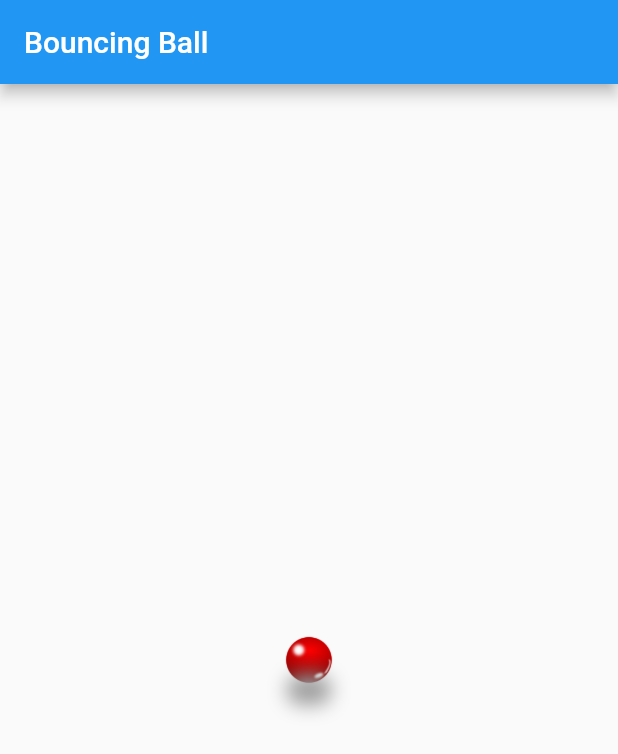
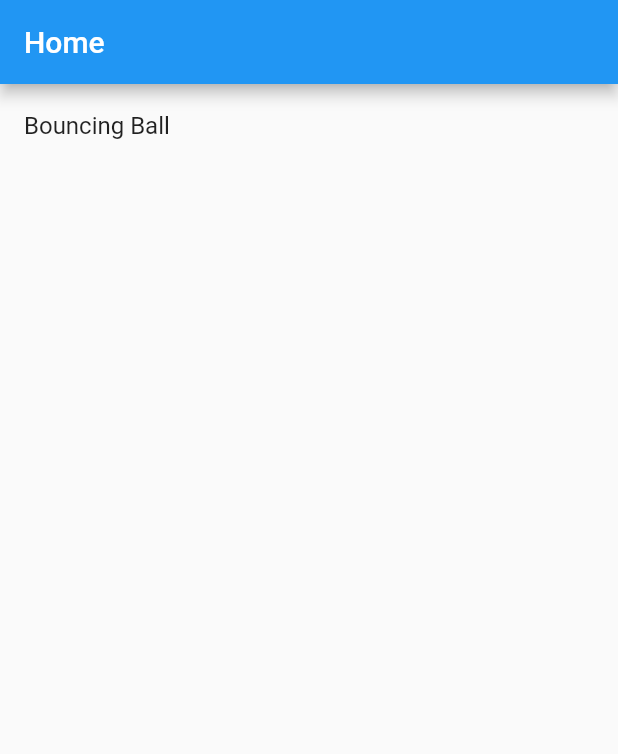
Before and after one commit to maykhid/my-flutter-animations, a Flutter app: the screen it shows after launch, on a phone screen of 412 x 824 dp. Shown: the top 754 px of the screen. Run offline on Flutter 3.47's test engine with Material 2 defaults, Android fonts, the phone set to English and light mode, and no system bars.

Commit message:
update: implemented routing

```diff
--- /dev/null
+++ b/lib/core/route/navigator_key.dart
@@ -0,0 +1,5 @@
+import 'package:flutter/material.dart';
+
+/// Note to Future me: Before you ask, I only just made the navigationKey global to avoid using dependency injection
+/// This way I can call this key wherever I need it, by just calling [navigationKey]
+final GlobalKey<NavigatorState> navigationKey = GlobalKey<NavigatorState>();
--- /dev/null
+++ b/lib/core/route/route_names.dart
@@ -0,0 +1,4 @@
+class RouteRegistry {
+  static const String root = '/';
+  static const String bouncingBall = 'bouncingBallRoute';
+}
--- /dev/null
+++ b/lib/core/route/router.dart
@@ -0,0 +1,16 @@
+import 'package:flutter/material.dart';
+import 'package:flutter_animations/core/route/route_names.dart';
+import 'package:flutter_animations/main.dart';
+
+class RouterSetup {
+  static Route<dynamic> generateRoute(RouteSettings settings) {
+    switch (settings.name) {
+      case RouteRegistry.root:
+        return MaterialPageRoute(builder: (_) => const Home(),);
+        case RouteRegistry.bouncingBall:
+        return MaterialPageRoute(builder: (_) => const BouncingBall(title: 'Bouncing Ball'));
+      default:
+        return MaterialPageRoute(builder: (_) => const Home(),);
+    }
+  }
+}
--- a/lib/main.dart
+++ b/lib/main.dart
@@ -1,6 +1,10 @@
 import 'dart:math';
 
 import 'package:flutter/material.dart';
+import 'package:flutter_animations/core/route/navigation_service.dart';
+import 'package:flutter_animations/core/route/navigator_key.dart';
+import 'package:flutter_animations/core/route/route_names.dart';
+import 'package:flutter_animations/core/route/router.dart';
 
 void main() {
   runApp(const MyApp());
@@ -16,22 +20,50 @@ class MyApp extends StatelessWidget {
       theme: ThemeData(
         primarySwatch: Colors.blue,
       ),
-      home: const MyHomePage(title: 'Bouncing Ball'),
+      initialRoute: RouteRegistry.root,
+      navigatorKey: navigationKey,
+      onGenerateRoute: RouterSetup.generateRoute,
+    );
+  }
+}
+
+// BouncingBall(title: 'Bouncing Ball')
+
+class Home extends StatelessWidget {
+  const Home({super.key});
+
+  @override
+  Widget build(BuildContext context) {
+    return Scaffold(
+      // key: _navigationKey,
+      appBar: AppBar(
+        title: const Text('Home'),
+      ),
+      body: Column(
+        children: [
+          ListTile(
+            title: const Text('Bouncing Ball'),
+            onTap: () =>
+                NavigationService().navigateTo(RouteRegistry.bouncingBall),
+          ),
+        ],
+      ),
     );
   }
 }
 
 /// This code is a simple animation of a ball that starts and stops bouncing when the ball is pressed.
-class MyHomePage extends StatefulWidget {
-  const MyHomePage({super.key, required this.title});
+class BouncingBall extends StatefulWidget {
+  const BouncingBall({super.key, required this.title});
 
   final String title;
 
   @override
-  State<MyHomePage> createState() => _MyHomePageState();
+  State<BouncingBall> createState() => _BouncingBallState();
 }
 
-class _MyHomePageState extends State<MyHomePage> with TickerProviderStateMixin {
+class _BouncingBallState extends State<BouncingBall>
+    with TickerProviderStateMixin {
   late AnimationController _bouncingController;
   late AnimationController _rotationController;
   // late Animation<double> _height;
@@ -58,10 +90,11 @@ class _MyHomePageState extends State<MyHomePage> with TickerProviderStateMixin {
 
     _curve = CurvedAnimation(
         parent: _bouncingController,
-        curve: Curves.fastLinearToSlowEaseIn, // slow the ball down on getting to the top
+        curve: Curves
+            .fastLinearToSlowEaseIn, // slow the ball down on getting to the top
         reverseCurve: Curves.fastLinearToSlowEaseIn);
 
-    //? TweenSequence - I would simply define this as an array of tweens(TweenSequenceItem) you might want to animate through, it starts from the first item tween performs the interpolation and goes to the next tween item. Leaving this here for ref
+    //? TweenSequence - I would define this simply as an array of tweens(TweenSequenceItem) you might want to animate through, it starts from the first item tween performs the interpolation and goes to the next tween item. Leaving this here for ref
     // _height = TweenSequence(<TweenSequenceItem<double>>[
     //   TweenSequenceItem<double>(
     //       tween: Tween<double>(begin: 0, end: 500), weight: 50),
@@ -148,8 +181,10 @@ class _MyHomePageState extends State<MyHomePage> with TickerProviderStateMixin {
                     _rotationController.stop();
                   } else {
                     // continue animation from where it stopped
-                    _bouncingController.forward(from: _bouncingController.value);
-                    _rotationController.forward(from: _rotationController.value);
+                    _bouncingController.forward(
+                        from: _bouncingController.value);
+                    _rotationController.forward(
+                        from: _rotationController.value);
                   }
                 },
                 child: Column(
@@ -157,7 +192,8 @@ class _MyHomePageState extends State<MyHomePage> with TickerProviderStateMixin {
                   children: [
                     // ball
                     Transform.translate(
-                        offset: _offset.value, // uses the offset value to move the ball upwards and downwards
+                        offset: _offset
+                            .value, // uses the offset value to move the ball upwards and downwards
                         child: RotationTransition(
                           turns: _rotationController,
                           child: SizedBox(
```
Also changed, not shown: lib/core/route/navigation_service.dart (added, +25 -0 lines).
